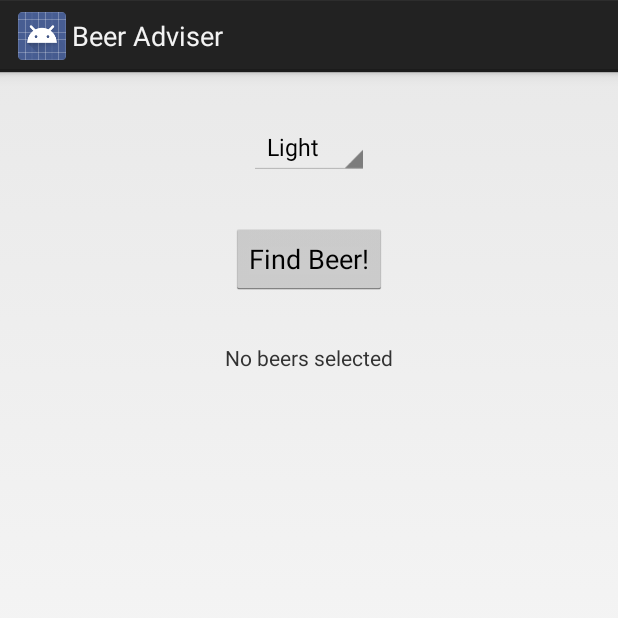
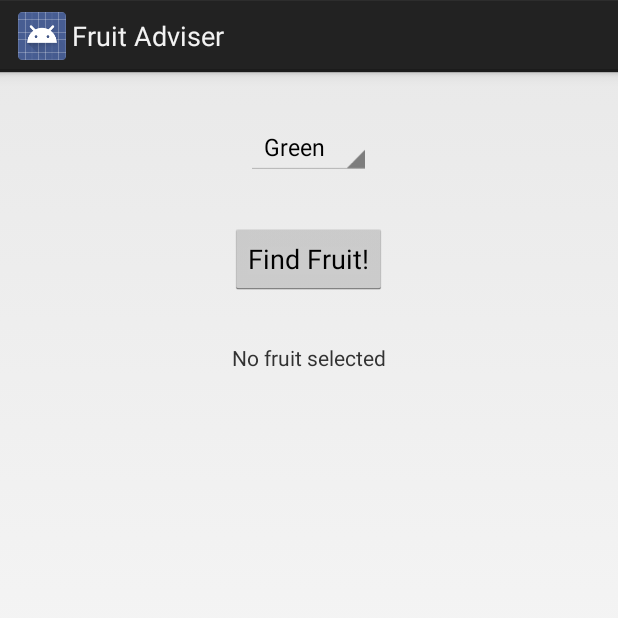
Before and after one commit to bitlin/app_android, an Android app: the screen it shows after launch (FindBeerActivity before the commit, FindFruitActivity after it), on a phone screen of 412 x 824 dp, the top half of it. Run offline under Robolectric (Android 15) with nearby library versions, the phone set to English and light mode, and no system bars.

Commit message:
initial test sign off the fruit adviser project
Signed-off-by: bitlin <bitlin@outlook.com>

```diff
--- a/BeerAdviser/app/src/main/AndroidManifest.xml
+++ b/BeerAdviser/app/src/main/AndroidManifest.xml
@@ -1,6 +1,6 @@
 <?xml version="1.0" encoding="utf-8"?>
 <manifest xmlns:android="http://schemas.android.com/apk/res/android"
-          package="bitlin.example.android.beeradviser">
+          package="bitlin.example.android.fruitAdviser">
 
     <application
         android:allowBackup="true"
@@ -9,7 +9,7 @@
         android:roundIcon="@mipmap/ic_launcher_round"
         android:supportsRtl="true"
         android:theme="@style/AppTheme">
-        <activity android:name=".FindBeerActivity">
+        <activity android:name="bitlin.example.android.fruitAdviser.FindFruitActivity">
             <intent-filter>
                 <action android:name="android.intent.action.MAIN"/>
 
--- a/BeerAdviser/app/src/main/java/bitlin/example/android/beeradviser/FindBeerActivity.java
+++ /dev/null
@@ -1,40 +0,0 @@
-package bitlin.example.android.beeradviser;
-
-import android.app.Activity;
-import android.os.Bundle;
-import android.view.View;
-import android.widget.Spinner;
-import android.widget.TextView;
-
-/* Whenever you add a button to a layout, it’s likely you’ll want it to do something when the user clicks on it.
-To make this happen, you need to get the button to call a method in your activity.*/
-
-//All activities (not just this one) have to extend the Activity class or one of its subclasses.
-public class FindBeerActivity extends Activity {
-
-    @Override
-    //All activities also need to implement the onCreate() method. onCreate() method is called when the activity is first created
-    protected void onCreate(Bundle savedInstanceState) {
-        super.onCreate(savedInstanceState);
-        //Tells Android which layout the activity uses.
-        setContentView(R.layout.activity_find_beer);
-    }
-
-// If the method doesn’t take this form, then it won’t respond when the user presses the button.
-// * Must be public
-// * Must have a void return value
-// * Must have a single parameter of type View
-//    The parameter View refers to the GUI component that triggers the method (in this case, the button).
-//    GUI components such as buttons and text views are all types of View.
-    public void onClickFindBeer(View view){
-//  we need to get our app to display a selection of different beers that match the beer type the user has selected.
-//  In order to achieve this, we first need to get a reference to both the spinner and text view GUI components in the layout.
-        TextView brands=(TextView)findViewById(R.id.brands); //Android uses R.java to keep track of the resources used within the app, and among other things it enables you to get references to GUI components from within your activity code.
-        brands.setText("Gottle of geer");
-
-        Spinner color=(Spinner)findViewById(R.id.color);
-//  spinner values can be something other than Strings, such as images. In our case, we know the values are all Strings, so we can use String.valueOf() to convert the selected item from an Object to a String.
-        String beerType=String.valueOf(color.getSelectedItem());
-        brands.setText(beerType);
-    }
-}
--- /dev/null
+++ b/BeerAdviser/app/src/main/java/bitlin/example/android/fruitAdviser/FindFruitActivity.java
@@ -0,0 +1,56 @@
+package bitlin.example.android.fruitAdviser;
+
+import android.app.Activity;
+import android.os.Bundle;
+import android.view.View;
+import android.widget.Spinner;
+import android.widget.TextView;
+
+import java.util.List;
+
+
+/* Whenever you add a button to a layout, it’s likely you’ll want it to do something when the user clicks on it.
+To make this happen, you need to get the button to call a method in your activity.*/
+
+
+public class FindFruitActivity extends Activity {
+    private FruitExpert expert=new FruitExpert();
+
+    @Override
+    //All activities also need to implement the onCreate() method. onCreate() method is called when the activity is first created
+    protected void onCreate(Bundle savedInstanceState) {
+        super.onCreate(savedInstanceState);
+        //Tells Android which layout the activity uses.
+        setContentView(R.layout.activity_find_fruit);
+    }
+
+// If the method doesn’t take this form, then it won’t respond when the user presses the button.
+// * Must be public
+// * Must have a void return value
+// * Must have a single parameter of type View
+//    The parameter View refers to the GUI component that triggers the method (in this case, the button).
+//    GUI components such as buttons and text views are all types of View.
+    public void onClickFindFruit(View view){
+//  we need to get our app to display a selection of different fruit that match the fruit type the user has selected.
+//  In order to achieve this, we first need to get a reference to both the spinner and text view GUI components in the layout.
+        TextView fruits=(TextView)findViewById(R.id.fruits); //Android uses R.java to keep track of the resources used within the app, and among other things it enables you to get references to GUI components from within your activity code.
+        fruits.setText("no recommendation.");
+
+        Spinner color=(Spinner)findViewById(R.id.color);
+//  spinner values can be something other than Strings, such as images. In our case, we know the values are all Strings, so we can use String.valueOf() to convert the selected item from an Object to a String.
+        String fruitType=String.valueOf(color.getSelectedItem());
+
+//      get recommendations from fruitExpert class
+        List<String> fruitList=expert.getFruits(fruitType.toLowerCase());
+
+//  String对象是不可改变的。每次使用 System.String类中的方法之一时，都要在内存中创建一个新的字符串对象，这就需要为该新对象分配新的空间。
+// 在需要对字符串执行重复修改的情况下，与创建新的 String对象相关的系统开销可能会非常昂贵。如果要修改字符串而不创建新的对象，则可以使用System.Text.StringBuilder类。
+// 例如，当在一个循环中将许多字符串连接在一起时，使用 StringBuilder类可以提升性能。
+        StringBuilder fruitsFormatted=new StringBuilder();
+        for(String fruit:fruitList){
+            fruitsFormatted.append(fruit).append('\n');
+        }
+
+        fruits.setText(fruitsFormatted);
+    }
+}
--- a/BeerAdviser/app/src/main/res/layout/activity_find_beer.xml
+++ b/BeerAdviser/app/src/main/res/layout/activity_find_fruit.xml
@@ -7,11 +7,11 @@
     android:layout_height="match_parent"
     android:orientation="vertical"
     android:padding="16dp"
-    tools:context="bitlin.example.android.beeradviser.FindBeerActivity">
+    tools:context="bitlin.example.android.fruitAdviser.FindFruitActivity">
 
     <Spinner
         android:id="@+id/color"
-        android:entries="@array/beer_colors"
+        android:entries="@array/fruit_colors"
         android:layout_width="wrap_content"
         android:layout_height="wrap_content"
         android:layout_marginTop="40dp"
@@ -20,19 +20,19 @@
 
         />
     <Button
-        android:id="@+id/find_beer"
-        android:onClick="onClickFindBeer"
+        android:id="@+id/find_fruit"
+        android:onClick="onClickFindFruit"
         android:layout_width="wrap_content"
         android:layout_height="wrap_content"
         android:layout_gravity="center"
         android:layout_margin="16dp"
-        android:text="@string/find_beer"/>
+        android:text="@string/find_fruit"/>
 
     <TextView
-        android:id="@+id/brands"
+        android:id="@+id/fruits"
         android:layout_width="wrap_content"
         android:layout_height="wrap_content"
         android:layout_gravity="center"
         android:layout_margin="16dp"
-        android:text="@string/brands"/>
+        android:text="@string/fruits"/>
 </LinearLayout>
--- a/BeerAdviser/app/src/main/res/values/strings.xml
+++ b/BeerAdviser/app/src/main/res/values/strings.xml
@@ -1,10 +1,10 @@
 <resources>
-    <string name="app_name">Beer Adviser</string>
-    <string name="find_beer">Find Beer!</string>
-    <string name="brands"> No beers selected</string>
-    <string-array name="beer_colors">
-        <item>Light</item>
-        <item>brown</item>
-        <item>dark</item>
+    <string name="app_name">Fruit Adviser</string>
+    <string name="find_fruit">Find Fruit!</string>
+    <string name="fruits"> No fruit selected</string>
+    <string-array name="fruit_colors">
+        <item>Green</item>
+        <item>Yellow</item>
+        <item>purple</item>
     </string-array>
 </resources>
```
Also changed, not shown: BeerAdviser/app/src/main/java/bitlin/example/android/fruitAdviser/FruitExpert.java (added, +33 -0 lines), 4 other files.
